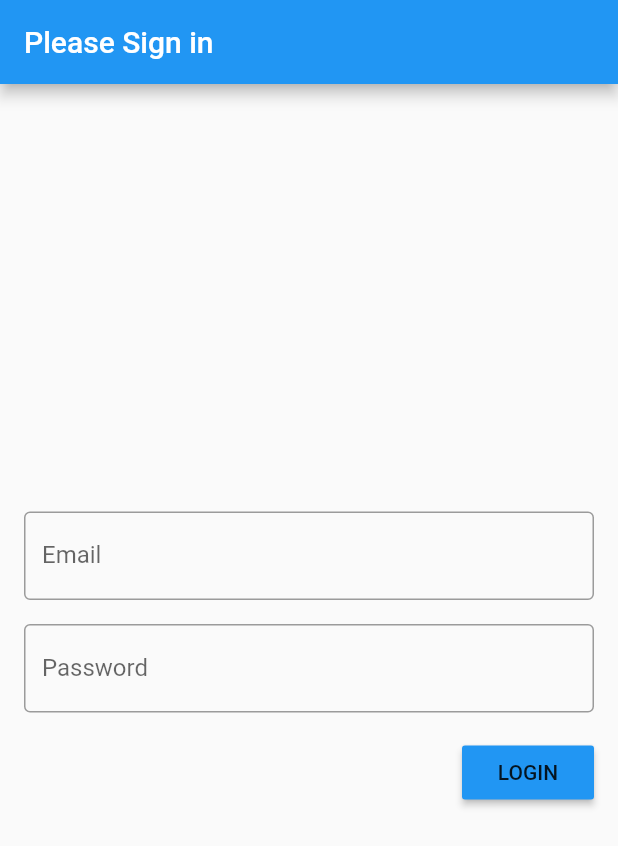
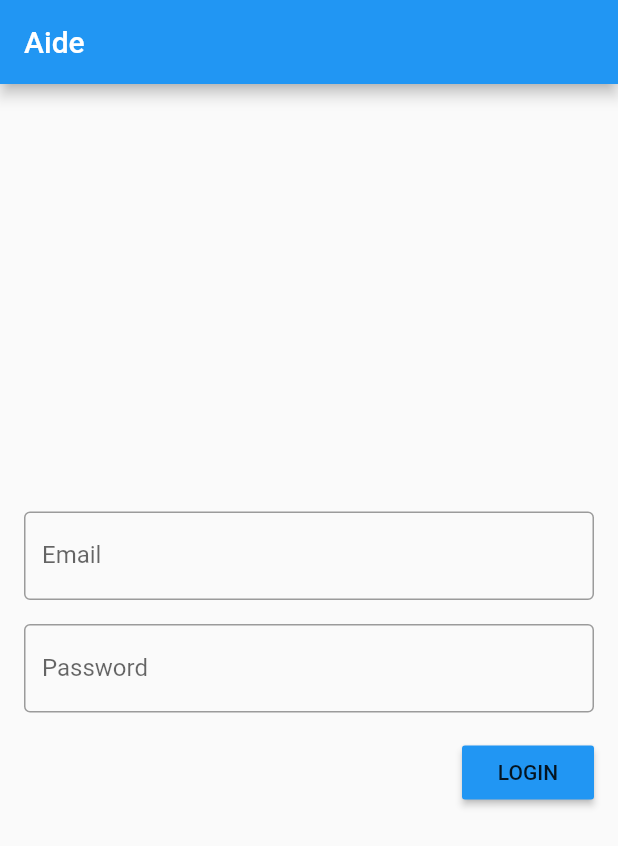
Before and after one commit to sqageek/ToDoApp, a Flutter app: the screen it shows after launch, on a phone screen of 412 x 824 dp. Shown: the top 846 px of the screen. Run offline on Flutter 3.47's test engine with Material 2 defaults, Android fonts, the phone set to English and light mode, and no system bars; our stand-ins replace cloud_firestore, firebase_auth; accounts and stored records are empty.

Commit message:
Generated Version-1.1.3 working android app. Tested on Real device Changed the Title of the app, Title of the Login screen Removed commented out code

```diff
--- a/aide/lib/login.dart
+++ b/aide/lib/login.dart
@@ -65,7 +65,7 @@ class LoginState extends State<TODOLogin> {
   Widget build(BuildContext context) {
     return Scaffold(
       appBar: AppBar(
-        title: Text('Please Sign in'),
+        title: Text('Aide'),
       ),
       body: Padding(
           padding: EdgeInsets.all(16),
```
Also changed, not shown: aide/lib/list.dart (+0 -9 lines), 1 other file.
